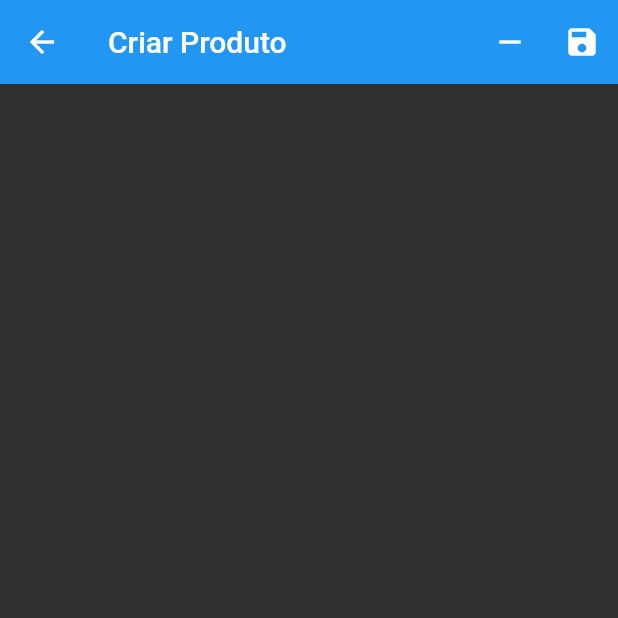
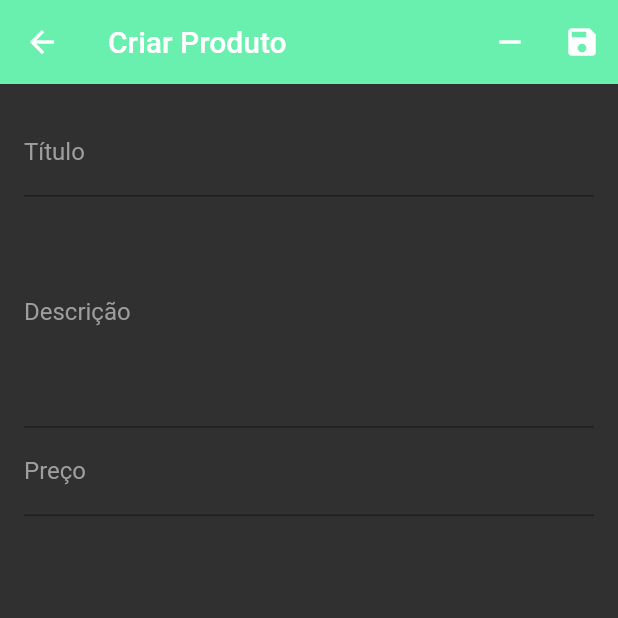
Before and after one commit to BrendowNettrends/gerenciador_loja_online, a Flutter app: the ProductScreen screen opened directly, on a phone screen of 412 x 824 dp, the top half of it. Run offline on Flutter 3.47's test engine with Material 2 defaults, Android fonts, the phone set to English and light mode, and no system bars; our stand-ins replace cloud_firestore, firebase_auth, flutter_speed_dial, rxdart, shimmer; missing offline and left inert: bloc_pattern; accounts and stored records are empty.

Commit message:
Exibindo titulo, descricao e preço do protudo

```diff
--- a/gerenciador_loja_online_app/lib/blocs/product_bloc.dart
+++ b/gerenciador_loja_online_app/lib/blocs/product_bloc.dart
@@ -1,18 +1,37 @@
 import 'package:bloc_pattern/bloc_pattern.dart';
 import 'package:cloud_firestore/cloud_firestore.dart';
+import 'package:rxdart/rxdart.dart';
 
 class ProductBloc extends BlocBase {
+
+  final _dataController = BehaviorSubject<Map>();
+
+  Stream<Map> get outData => _dataController.stream;
 
   String categoryID;
   DocumentSnapshot product;
 
+  Map<String, dynamic> unsavedData;
+
   ProductBloc({this.categoryID, this.product}) {
+    if(product != null) {
+      unsavedData = Map.of(product.data);
+      unsavedData["images"] = List.of(product.data["images"]);
+      unsavedData["sizes"] = List.of(product.data["sizes"]);
+    } else  {
 
+      unsavedData = {
+        "title": null, "description": null, "price": null, "images": [],
+         "sizes": []
+      };
+    }
+
+    _dataController.add(unsavedData);
   }
 
   @override
   void dispose() {
-
+    _dataController.close();
   }
 
 
--- a/gerenciador_loja_online_app/lib/screens/products_sreen.dart
+++ b/gerenciador_loja_online_app/lib/screens/products_sreen.dart
@@ -2,23 +2,46 @@ import 'package:cloud_firestore/cloud_firestore.dart';
 import 'package:flutter/material.dart';
 import 'package:gerenciador_loja_online/blocs/product_bloc.dart';
 
-class ProductScreen extends StatelessWidget {
+class ProductScreen extends StatefulWidget {
 
   final String categoryID;
   final DocumentSnapshot product;
 
+  ProductScreen({this.categoryID, this.product});
+
+  @override
+  _ProductScreenState createState() => _ProductScreenState(categoryID, product);
+}
+
+class _ProductScreenState extends State<ProductScreen> {
   final ProductBloc _productBloc;
 
   final  _formKey = GlobalKey<FormState>();
 
-  ProductScreen({this.categoryID, this.product}) :
+_ProductScreenState(String categoryID, DocumentSnapshot product) :
       _productBloc = ProductBloc(categoryID: categoryID, product: product);
+
 
   @override
   Widget build(BuildContext context) {
+
+    InputDecoration _buildDecoration(String label) {
+
+      return InputDecoration(
+        labelText: label,
+        labelStyle: TextStyle(color: Colors.grey)
+      );
+    }
+
+    final _filedStyle = TextStyle(
+      color: Colors.white,
+      fontSize: 16,
+    );
+
     return Scaffold(
       backgroundColor: Colors.grey[850],
       appBar: AppBar(
+        backgroundColor: Colors.greenAccent,
         elevation: 0,
         title: Text("Criar Produto"),
         actions: <Widget>[
@@ -38,11 +61,39 @@ class ProductScreen extends StatelessWidget {
       ),
       body: Form(
         key: _formKey,
-        child: ListView(
-          padding: EdgeInsets.all(16),
-          children: <Widget>[
-
-          ],
+        child: StreamBuilder<Map>(
+          stream: _productBloc.outData,
+          builder: (context, snapshot) {
+            if(!snapshot.hasData) return Container();
+            return ListView(
+              padding: EdgeInsets.all(16),
+              children: <Widget>[
+                TextFormField(
+                  initialValue: snapshot.data["title"],
+                  style: _filedStyle,
+                  decoration: _buildDecoration("Título"),
+                  onSaved: (t){},
+                  validator: (t){},
+                ),
+                TextFormField(
+                  initialValue: snapshot.data["description"],
+                  style: _filedStyle,
+                  maxLines: 6,
+                  decoration: _buildDecoration("Descrição"),
+                  onSaved: (t){},
+                  validator: (t){},
+                ),
+                TextFormField(
+                  initialValue: snapshot.data["price"]?.toStringAsFixed(2),
+                  style: _filedStyle,
+                  decoration: _buildDecoration("Preço"),
+                  keyboardType: TextInputType.numberWithOptions(decimal: true),
+                  onSaved: (t){},
+                  validator: (t){},
+                ),
+              ],
+            );
+          }
         ),
       )
     );
--- a/gerenciador_loja_online_app/lib/tiles/category_tile.dart
+++ b/gerenciador_loja_online_app/lib/tiles/category_tile.dart
@@ -39,10 +39,12 @@ class CategoryTile extends StatelessWidget {
                         "R\$${doc.data["price"].toStringAsFixed(2)}"
                       ),
                       onTap: () {
-                        MaterialPageRoute(builder: (context) => ProductScreen(
-                          categoryID: category.documentID,
-                          product: doc,
-                        ));
+                        Navigator.of(context).push(
+                          MaterialPageRoute(builder: (context) => ProductScreen(
+                            categoryID: category.documentID,
+                            product: doc,
+                          )),
+                        );
                       },
                     );
                   }).toList()..add(
@@ -53,9 +55,11 @@ class CategoryTile extends StatelessWidget {
                       ),
                       title: Text("Adicionar"),
                       onTap: () {
-                        MaterialPageRoute(builder: (context) => ProductScreen(
-                          categoryID: category.documentID,
-                        ));
+                        Navigator.of(context).push(
+                          MaterialPageRoute(builder: (context) => ProductScreen(
+                            categoryID: category.documentID,
+                          )),
+                        );
                       },
                     )
                   ),
```
